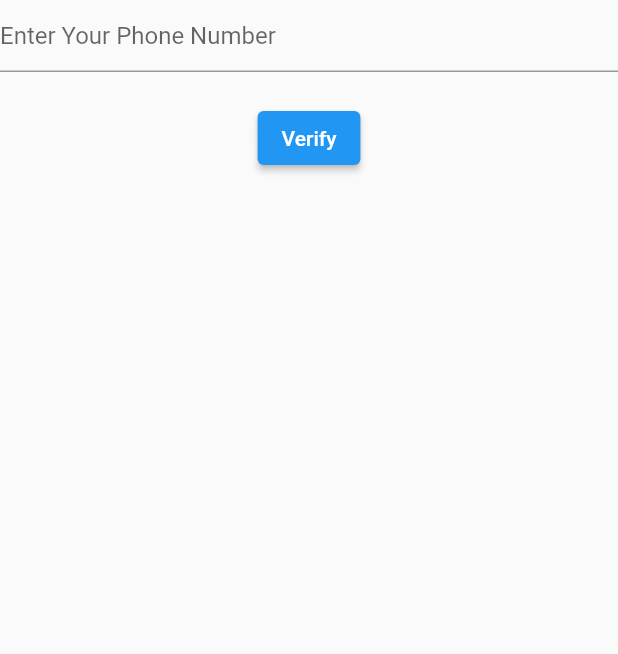
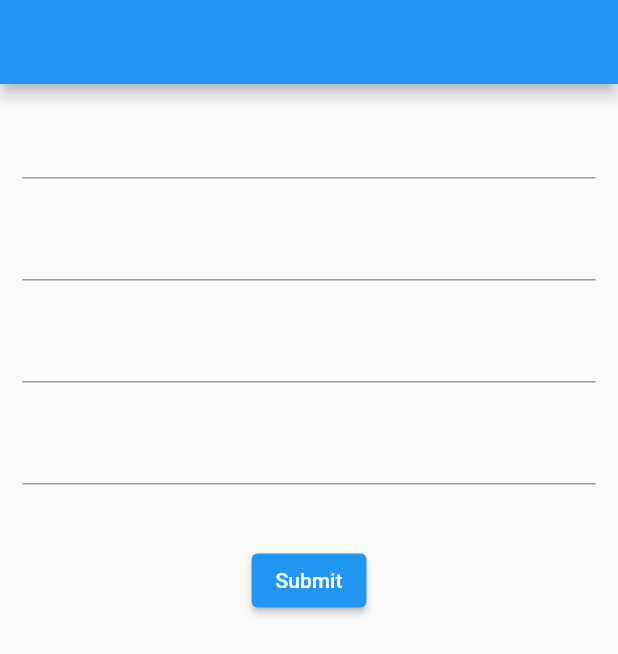
Before and after one commit to DheerajWork/practice_project, a Flutter app: the screen it shows after launch, on a phone screen of 412 x 824 dp. Shown: the top 654 px of the screen. Run offline on Flutter 3.47's test engine with Material 2 defaults, Android fonts, the phone set to English and light mode, and no system bars; our stand-ins replace email_validator, firebase_auth, firebase_core, image_cropper, image_picker; accounts and stored records are empty.

Commit message:
register_api complete

```diff
--- a/lib/main.dart
+++ b/lib/main.dart
@@ -1,13 +1,9 @@
 import 'package:flutter/material.dart';
 import 'package:flutter/services.dart';
-
-import 'package:practice_project/image_picker/image_picker.dart';
-
 import 'package:practice_project/new_widget/hero.dart';
 import 'package:practice_project/phone_authentication/phone_authentication.dart';
-import 'package:practice_project/random_number_add/random_number_add.dart';
-import 'package:firebase_auth/firebase_auth.dart';
 import 'package:firebase_core/firebase_core.dart';
+import 'package:practice_project/register_api/register_api.dart';
 
 void main() async{
   WidgetsFlutterBinding.ensureInitialized();
@@ -28,7 +24,7 @@ class MyApp extends StatelessWidget {
     return MaterialApp(
       title: 'Flutter Demo',
       debugShowCheckedModeBanner: false,
-      home: UserNumberLogin(),
+      home: RegistrationApi(),
       routes: {
         'Second Page' : (context) => SecondPage()
       },
--- /dev/null
+++ b/lib/register_api/register_api.dart
@@ -0,0 +1,92 @@
+import 'dart:convert';
+
+import 'package:flutter/material.dart';
+import 'package:http/http.dart' as http;
+
+class RegistrationApi extends StatefulWidget {
+  @override
+  _RegistrationApiState createState() => _RegistrationApiState();
+}
+
+class _RegistrationApiState extends State<RegistrationApi> {
+
+  TextEditingController _name = TextEditingController();
+  TextEditingController _phone = TextEditingController();
+  TextEditingController _email = TextEditingController();
+  TextEditingController _password = TextEditingController();
+  final _formKey = GlobalKey<FormState>();
+
+  Future registrationUser ()async{
+    String APIURL = "http://shaybani.quiz99.online/api/register";
+
+    Map mapAdd = {
+      'name': _name.text,
+      'phone': _phone.text,
+      'email': _email.text,
+      'password': _password.text,
+      'photo': "ss",
+    };
+
+    print("JSON DATA $mapAdd");
+
+    http.Response response = await http.post(Uri.parse(APIURL),body: mapAdd);
+
+    print(response.body);
+
+    var data = jsonDecode(response.body);
+
+    print("Data $data");
+
+  }
+
+  @override
+  void initState() {
+    // TODO: implement initState
+    super.initState();
+
+  }
+
+  @override
+  Widget build(BuildContext context) {
+    return Scaffold(
+      appBar: AppBar(),
+      body: Padding(
+        padding: const EdgeInsets.all(15),
+        child: Form(
+          key: _formKey,
+          child: Column(
+            children: [
+              TextField(
+                controller: _name,
+              ),
+              SizedBox(
+                height: 20,
+              ),
+              TextField(
+                controller: _phone,
+              ),
+              SizedBox(
+                height: 20,
+              ),
+              TextField(
+                controller: _email,
+              ),
+              SizedBox(
+                height: 20,
+              ),
+              TextField(
+                controller: _password,
+              ),
+              SizedBox(
+                height: 40,
+              ),
+              ElevatedButton(onPressed: (){
+                registrationUser();
+              }, child: Text("Submit"))
+            ],
+          ),
+        ),
+      ),
+    );
+  }
+}
```
Also changed, not shown: lib/phone_authentication/phone_authentication.dart (+36 -11 lines), 2 other files.
